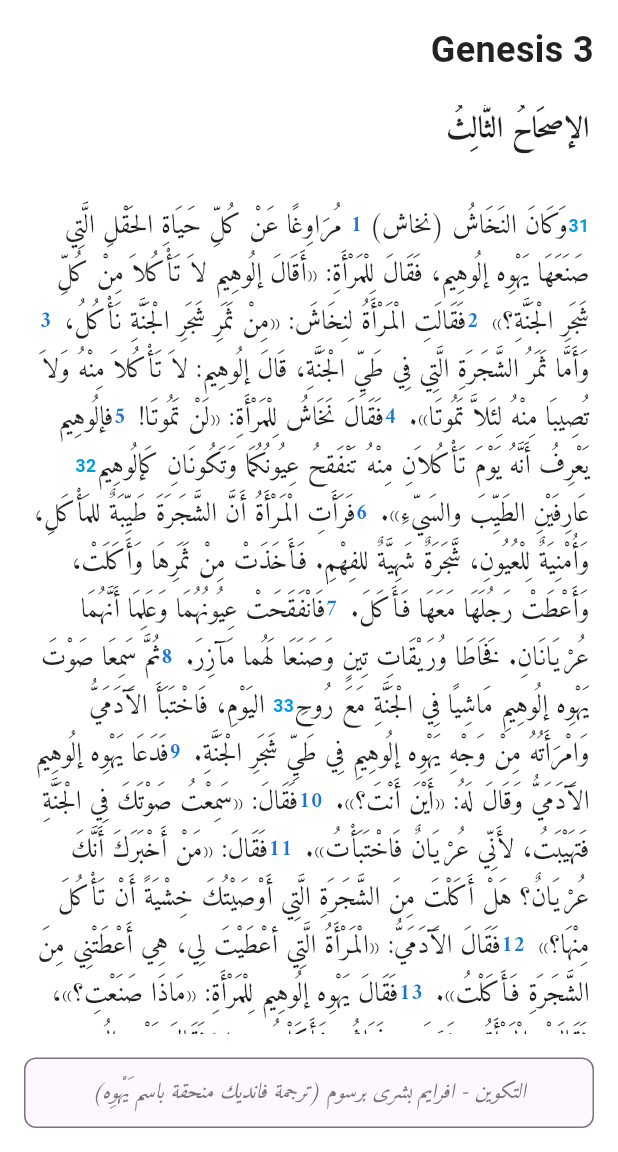
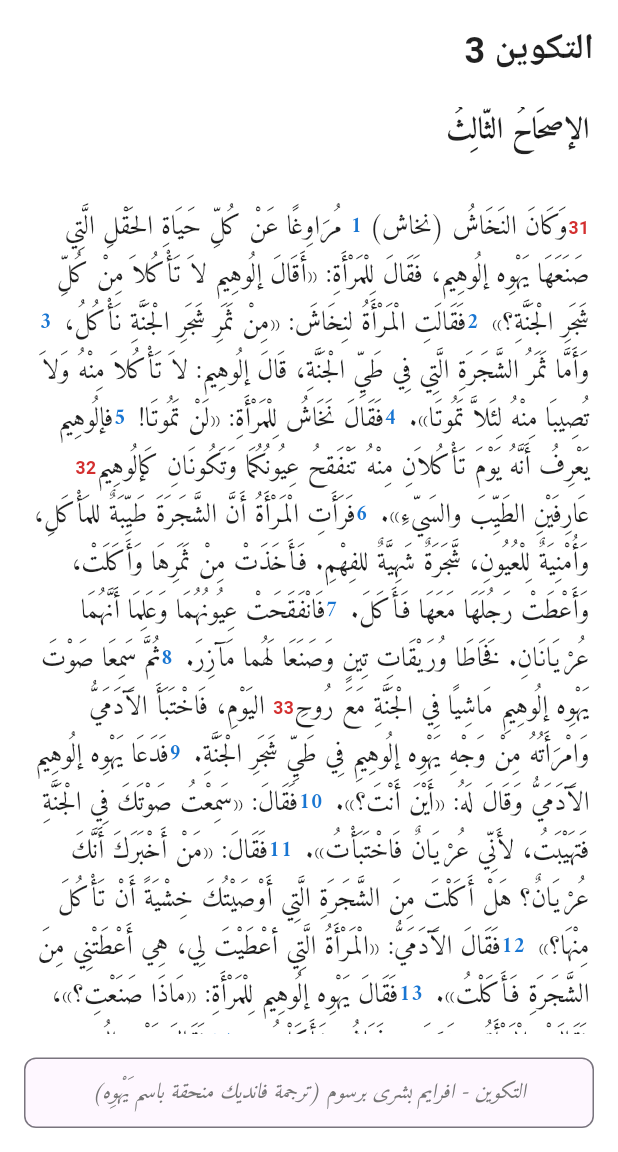
Before and after one commit to Jonathan-Monir/Holy_Bible_App, a Flutter app: the MainReaderScreen screen opened directly, swiped to page 3, on a phone screen of 412 x 824 dp, the part 84-1236 px from its top. Run offline on Flutter 3.47's test engine with Material 3 defaults, Android fonts, the phone set to English and light mode, and no system bars; our stand-ins replace google_fonts, permission_handler, share_plus, shared_preferences; accounts and stored records are empty.

```diff
--- a/lib/chapter_content_page.dart
+++ b/lib/chapter_content_page.dart
@@ -1131,7 +1131,7 @@ class _ChapterContentPageState extends State<ChapterContentPage> {
             children: [
               Expanded(
                 child: Text(
-                  '${widget.bookName} ${widget.chapterNumber}',
+                  '${widget.arabicName} ${widget.chapterNumber}',  // ← Use arabicName instead of bookName
                   style: const TextStyle(
                     fontSize: 24,
                     fontWeight: FontWeight.bold,
@@ -1259,10 +1259,11 @@ class _ChapterContentPageState extends State<ChapterContentPage> {
                                             style: _getFontStyle(isArabic).copyWith(
                                               fontSize: widget.fontSize * 0.85,
                                               color: themeProvider.secondaryTextColor,
+                                              height: 1.0,  // ← Add this for better line spacing within footnote
                                             ),
                                             strutStyle: StrutStyle(
                                               fontSize: widget.fontSize * 0.85,
-                                              height: 1.0,
+                                              height: 1.8,  // ← Increase from 1.0 to 1.5 for more space between lines
                                               forceStrutHeight: true,
                                               fontFamily: isArabic ? widget.fontFamily : 'serif',
                                             ),
--- a/lib/theme_provider.dart
+++ b/lib/theme_provider.dart
@@ -178,7 +178,7 @@ class ThemeProvider extends ChangeNotifier {
 
   // New properties for verse and footnote colors
   Color _verseNumberColor = Colors.blue.shade700;
-  Color _footnoteNumberColor = Colors.lightBlue.shade600;
+  Color _footnoteNumberColor = Colors.red.shade700;
 
   Color get verseNumberColor => _verseNumberColor;
   Color get footnoteNumberColor => _footnoteNumberColor;
```
